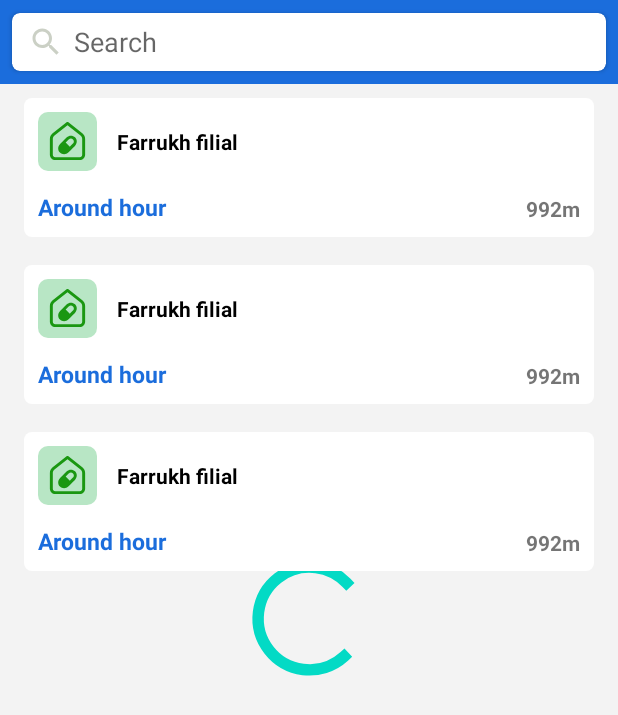
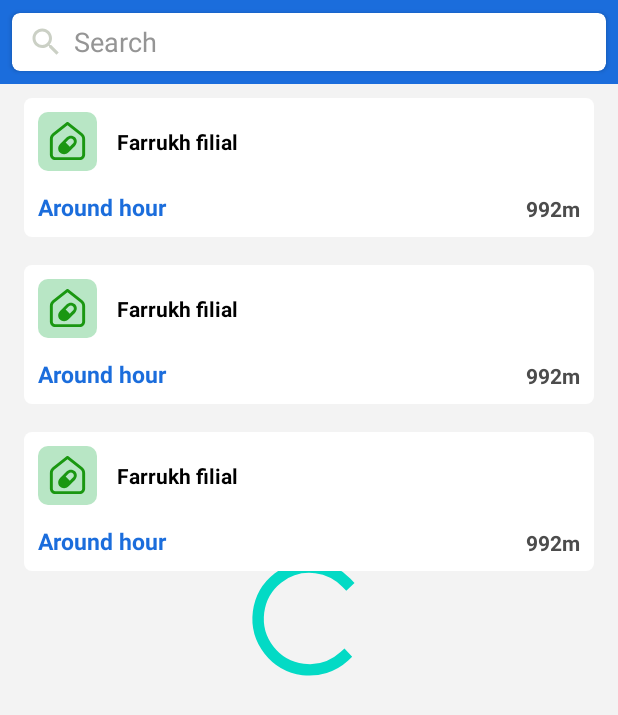
Before and after one commit to JasurbekOripov/HoBee, an Android app: the layout fragment_branch.xml on its own in the app's theme, with its tools: preview values and no code run, on a phone screen of 412 x 824 dp. Shown: the top 715 px of the screen. Run offline under Robolectric (Android 15) with nearby library versions, the light colour scheme and no system bars; plain views replace SpinKitView.

Commit message:
new commit

```diff
--- a/app/src/main/res/layout/best_mdeicaments_item.xml
+++ b/app/src/main/res/layout/best_mdeicaments_item.xml
@@ -67,6 +67,7 @@
         android:layout_width="0dp"
         android:layout_height="wrap_content"
         android:layout_marginTop="@dimen/_10sdp"
+        android:textColor="@color/hobee_grey4"
         android:layout_marginRight="@dimen/_15sdp"
         android:maxLines="1"
         android:padding="@dimen/_2sdp"
--- a/app/src/main/res/layout/branch_rv_item.xml
+++ b/app/src/main/res/layout/branch_rv_item.xml
@@ -54,6 +54,7 @@
         android:layout_marginTop="@dimen/_10sdp"
         android:text="992m"
         android:textSize="@dimen/_11sdp"
+        android:textColor="@color/hobee_grey4"
         android:textStyle="bold"
         app:layout_constraintBottom_toBottomOf="parent"
         app:layout_constraintRight_toRightOf="parent" />
--- a/app/src/main/res/layout/fragment_branch.xml
+++ b/app/src/main/res/layout/fragment_branch.xml
@@ -35,8 +35,9 @@
                     android:layout_width="match_parent"
                     android:layout_height="match_parent"
                     android:layout_gravity="center"
-                    android:textColor="@color/black"
+                    android:textColor="@color/hobee_grey3"
                     android:layout_margin="@dimen/_3sdp"
+                    android:textColorHint="@color/hobee_grey3"
                     android:background="@color/white"
                     android:drawableLeft="@drawable/ic_baseline_search_24"
                     android:drawablePadding="@dimen/_5sdp"
--- a/app/src/main/res/layout/fragment_info_branch.xml
+++ b/app/src/main/res/layout/fragment_info_branch.xml
@@ -51,7 +51,8 @@
             android:id="@+id/search"
             android:layout_width="match_parent"
             android:layout_height="match_parent"
-            android:textColor="@color/black"
+            android:textColorHint="@color/hobee_grey3"
+            android:textColor="@color/hobee_grey3"
             android:layout_gravity="center"
             android:layout_margin="@dimen/_5sdp"
             android:background="@color/white"
--- a/app/src/main/res/layout/fragment_search.xml
+++ b/app/src/main/res/layout/fragment_search.xml
@@ -5,10 +5,10 @@
     android:id="@+id/refresh"
     android:layout_width="match_parent"
     android:layout_height="match_parent"
-    android:background="#40CBD0C5"
     tools:context=".ui.searchMedicaments.SearchMedicamentFragment">
 
     <androidx.constraintlayout.widget.ConstraintLayout
+        android:background="@color/hobee_grey2"
         android:layout_width="match_parent"
         android:layout_height="match_parent">
 
--- a/app/src/main/res/layout/home_nearby_rv_item.xml
+++ b/app/src/main/res/layout/home_nearby_rv_item.xml
@@ -22,6 +22,7 @@
         android:id="@+id/distance"
         android:layout_width="wrap_content"
         android:layout_height="wrap_content"
+        android:textColor="@color/hobee_grey3"
         android:layout_marginLeft="@dimen/_45sdp"
         android:text="1.5km"
         android:textSize="@dimen/_11sdp"
@@ -61,6 +62,7 @@
         android:layout_height="wrap_content"
         android:layout_marginTop="@dimen/_10sdp"
         android:text="08:00-23:00"
+        android:textColor="@color/hobee_grey3"
         android:textSize="@dimen/_11sdp"
         app:layout_constraintLeft_toLeftOf="parent"
         app:layout_constraintRight_toRightOf="parent"
--- a/app/src/main/res/layout/info_medicament_item.xml
+++ b/app/src/main/res/layout/info_medicament_item.xml
@@ -12,8 +12,8 @@
 
     <androidx.constraintlayout.widget.ConstraintLayout
         android:layout_width="match_parent"
+        android:layout_height="match_parent"
         android:background="@color/white"
-        android:layout_height="match_parent"
         android:padding="@dimen/_7sdp">
 
         <TextView
@@ -60,6 +60,7 @@
             android:layout_marginTop="@dimen/_10sdp"
             android:maxLines="1"
             android:text="Full day"
+            android:textColor="@color/black"
             android:textSize="@dimen/_9sdp"
             app:layout_constraintLeft_toLeftOf="parent"
             app:layout_constraintTop_toBottomOf="@id/location" />
@@ -71,6 +72,7 @@
             android:layout_marginTop="@dimen/_10sdp"
             android:maxLines="1"
             android:text="Full day"
+            android:textColor="@color/black"
             android:textSize="@dimen/_9sdp"
             app:layout_constraintRight_toRightOf="parent"
             app:layout_constraintTop_toBottomOf="@id/location" />
--- a/app/src/main/res/values/colors.xml
+++ b/app/src/main/res/values/colors.xml
@@ -10,6 +10,8 @@
     <color name="main_blue">#1B6DDC</color>
     <color name="main_blue2">#1961CD</color>
     <color name="hobee_grey">#CBD0C5</color>
+    <color name="hobee_grey3">#959595</color>
+    <color name="hobee_grey4">#4C4C4C</color>
     <color name="hobee_grey2">#F3F3F3</color>
     <color name="hobee_green">#2FD613</color>
 </resources>
```
Also changed, not shown: app/src/main/java/uz/juo/hobee/adapters/BranchesByIdAdapter.kt (+7 -2 lines), app/src/main/java/uz/juo/hobee/paging/BrancheByMedicamentSource.kt (+4 -4 lines).
